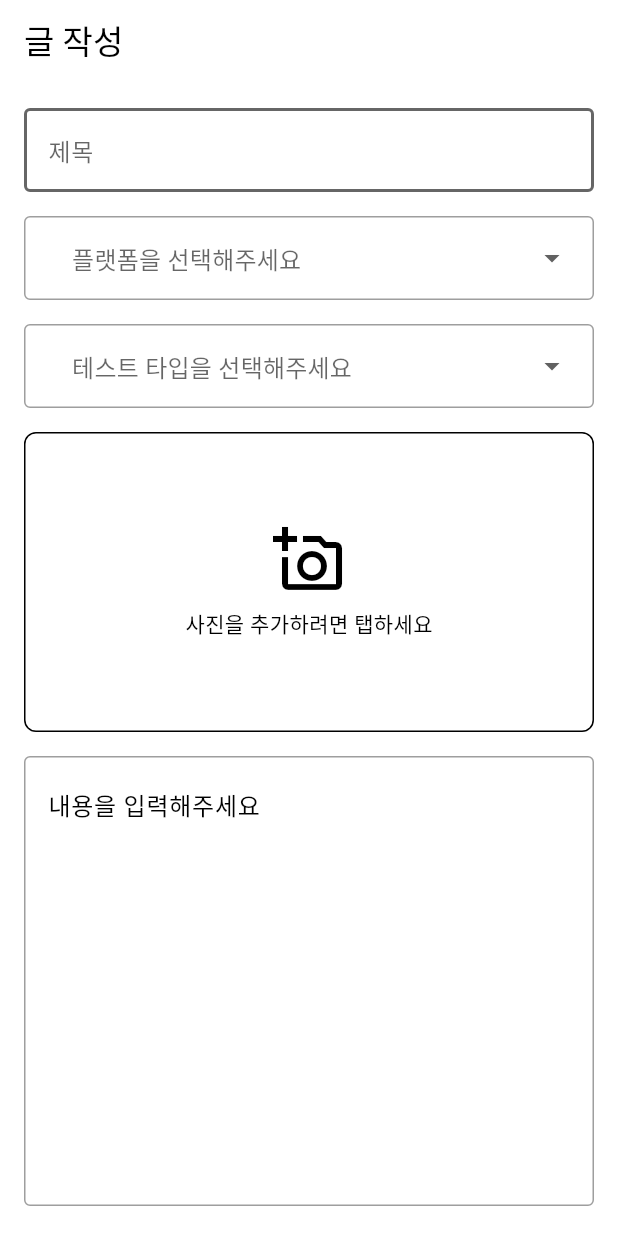
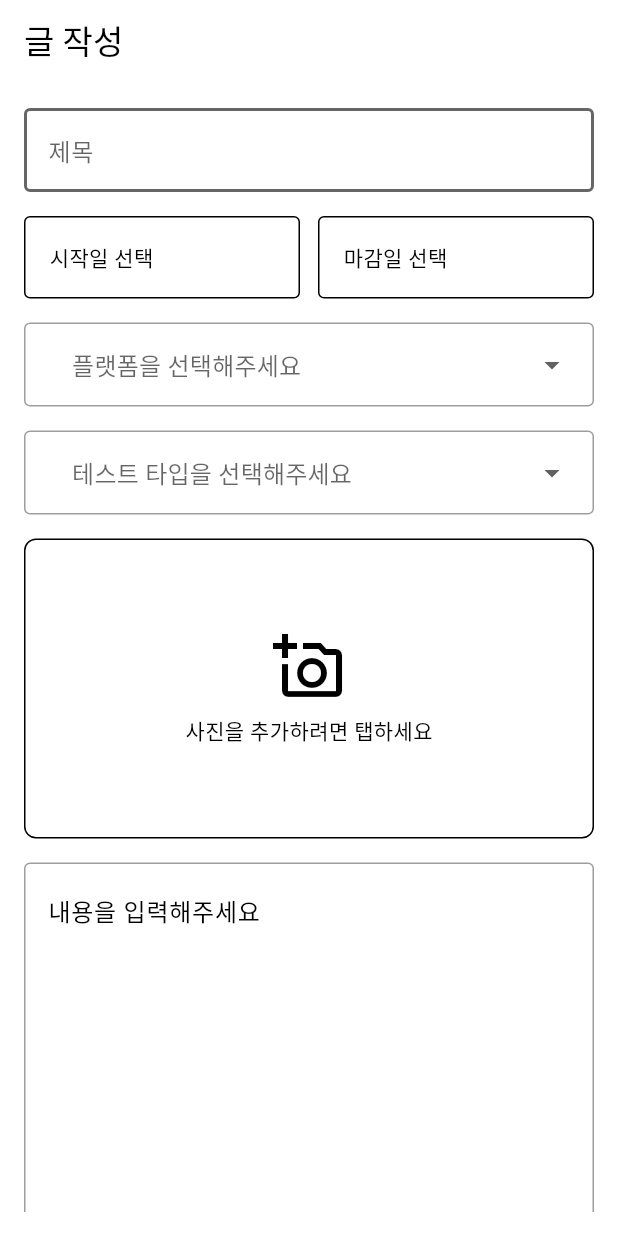
Before and after one commit to jun-hyeon/test_quest, a Flutter app: the PostCreateScreen screen opened by its route, on a phone screen of 412 x 824 dp. Run offline on Flutter 3.47's test engine with Material 3 defaults, Android fonts, the phone set to English and light mode, and no system bars; our stand-ins replace animated_text_kit, dio, drift, dropdown_button2, flutter_dotenv, flutter_local_notifications and 10 more; accounts and stored records are empty; generated files the repository leaves out were written again; statements that could not run were skipped.

Commit message:
글 작성화면 수정 및 레포지토리 생성

```diff
--- a/lib/community/repository/test_post_repository_impl.dart
+++ b/lib/community/repository/test_post_repository_impl.dart
@@ -2,7 +2,7 @@ import 'package:dio/dio.dart';
 import 'package:flutter_riverpod/flutter_riverpod.dart';
 import 'package:test_quest/community/model/test_post.dart';
 import 'package:test_quest/community/repository/test_post_repository.dart';
-import 'package:test_quest/util/provider/dio_provider.dart';
+import 'package:test_quest/util/network/provider/dio_provider.dart';
 
 final testPostRepositoryProvider = Provider<TestPostRepository>((ref) {
   final dio = ref.read(dioProvider);
--- a/lib/community/view/post_create_screen.dart
+++ b/lib/community/view/post_create_screen.dart
@@ -6,6 +6,7 @@ import 'package:flutter_riverpod/flutter_riverpod.dart';
 import 'package:image_picker/image_picker.dart';
 import 'package:test_quest/common/component/custom_button.dart';
 import 'package:test_quest/common/component/custom_textfield.dart';
+import 'package:test_quest/common/const.dart';
 import 'package:test_quest/community/model/test_post.dart';
 import 'package:test_quest/util/service/image_picker_service.dart';
 
@@ -27,6 +28,9 @@ class _PostCreateScreenState extends ConsumerState<PostCreateScreen> {
 
   XFile? _selectedImage;
 
+  DateTime? startDate;
+  DateTime? endDate;
+
   bool _isSubmitting = false;
 
   @override
@@ -34,6 +38,18 @@ class _PostCreateScreenState extends ConsumerState<PostCreateScreen> {
     _titleController.dispose();
     _contentController.dispose();
     super.dispose();
+  }
+
+  void onDatePick(ValueSetter<DateTime> onPicked) async {
+    final picked = await showDatePicker(
+      context: context,
+      initialDate: DateTime.now(),
+      firstDate: DateTime(2020),
+      lastDate: DateTime(2030),
+    );
+    if (picked != null) {
+      setState(() => onPicked(picked));
+    }
   }
 
   Future<void> _submit() async {
@@ -90,6 +106,30 @@ class _PostCreateScreenState extends ConsumerState<PostCreateScreen> {
                           value == null || value.trim().isEmpty
                               ? '제목을 입력하세요'
                               : null,
+                    ),
+                    const SizedBox(height: 16),
+                    Row(
+                      children: [
+                        Expanded(
+                          child: _DatePickerButton(
+                            text: '시작일',
+                            startDate: startDate,
+                            onDatePick: () {
+                              onDatePick((picked) => startDate = picked);
+                            },
+                          ),
+                        ),
+                        const SizedBox(width: 12), // Adjusted spacing here
+                        Expanded(
+                          child: _DatePickerButton(
+                            text: '마감일',
+                            startDate: endDate,
+                            onDatePick: () {
+                              onDatePick((picked) => endDate = picked);
+                            },
+                          ),
+                        ),
+                      ],
                     ),
                     const SizedBox(height: 16),
                     DropdownButtonFormField2<TestPlatform>(
@@ -183,9 +223,8 @@ class _PostCreateScreenState extends ConsumerState<PostCreateScreen> {
                         textAlign: TextAlign.start,
                         controller: _contentController,
                         decoration: const InputDecoration(
-                          border: OutlineInputBorder(),
-                          hintText: '내용을 입력해주세요'
-                        ),
+                            border: OutlineInputBorder(),
+                            hintText: '내용을 입력해주세요'),
                         maxLines: null,
                         expands: true,
                         keyboardType: TextInputType.multiline,
@@ -222,3 +261,32 @@ class _PostCreateScreenState extends ConsumerState<PostCreateScreen> {
     );
   }
 }
+
+class _DatePickerButton extends StatelessWidget {
+  const _DatePickerButton({
+    required this.startDate,
+    required this.onDatePick,
+    required this.text,
+  });
+
+  final DateTime? startDate;
+  final VoidCallback? onDatePick;
+  final String text;
+
+  @override
+  Widget build(BuildContext context) {
+    return GestureDetector(
+      onTap: onDatePick,
+      child: Container(
+        padding: const EdgeInsets.all(16),
+        decoration: BoxDecoration(
+          border: Border.all(color: Theme.of(context).primaryColor),
+          borderRadius: BorderRadius.circular(4),
+        ),
+        child: Text(
+          startDate != null ? formatToYMD(startDate!) : '$text 선택',
+        ),
+      ),
+    );
+  }
+}
```
Also changed, not shown: lib/community/model/test_post_create.dart (renamed from lib/community/model/test_post_request.dart, +5 -6 lines), lib/community/view/community_screen.dart (+0 -29 lines), lib/community/model/test_post_create.freezed.dart, lib/community/model/test_post_create.g.dart.
